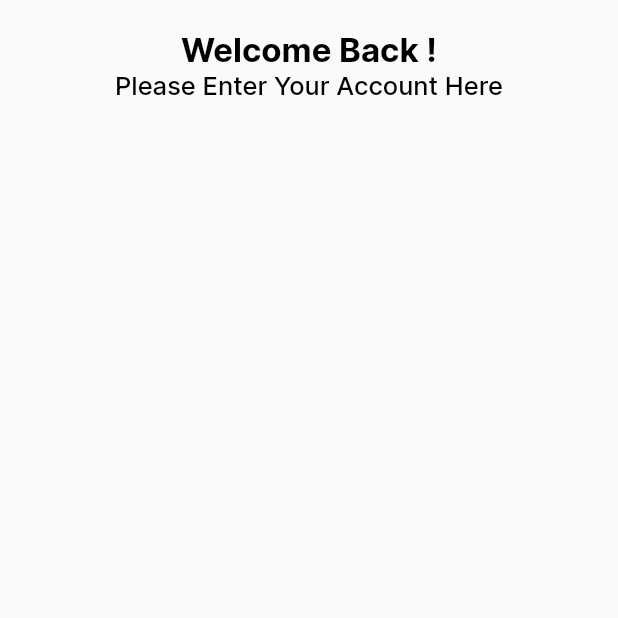
After one commit to mdmanik74/Flutter-Ecommerce, a Flutter app: the screen it shows after launch, after a tap on "Get Started", on a phone screen of 412 x 824 dp, the top half of it. The commit adds this screen. Run offline on Flutter 3.47's test engine with Material 2 defaults, Android fonts, the phone set to English and light mode, and no system bars.

Commit message:
food login page

```diff
--- /dev/null
+++ b/lib/view/sign_screen.dart
@@ -0,0 +1,38 @@
+import 'package:flutter/material.dart';
+
+class SignInScreen extends StatefulWidget {
+  const SignInScreen({Key? key}) : super(key: key);
+
+  @override
+  State<SignInScreen> createState() => _SignInScreenState();
+}
+
+class _SignInScreenState extends State<SignInScreen> {
+  @override
+  Widget build(BuildContext context) {
+    return SafeArea(
+        child: Scaffold(
+      body: SizedBox(
+        height: MediaQuery.of(context).size.height,
+        child: Center(
+          child: Padding(
+            padding: const EdgeInsets.all(20),
+            child: Column(
+              children: [
+                Expanded(
+                  child: Column(
+                    children: [
+                      Text('Welcome Back !',style: Theme.of(context).textTheme.displayLarge,),
+                      Text('Please Enter Your Account Here',style: Theme.of(context).textTheme.bodyLarge,)
+                    ],
+                  ),
+                ),
+
+              ],
+            ),
+          ),
+        ),
+      ),
+    ));
+  }
+}
--- a/lib/widget/custom_button.dart
+++ b/lib/widget/custom_button.dart
@@ -1,4 +1,5 @@
 import 'package:flutter/material.dart';
+import 'package:hello_world/view/sign_screen.dart';
 class CustomButton extends StatelessWidget {
   const CustomButton({Key? key}) : super(key: key);
 
@@ -13,7 +14,21 @@ class CustomButton extends StatelessWidget {
         color: Colors.lightBlue,
         borderRadius: BorderRadius.circular(30),
       ),
-      child: const Text(
+      child: InkWell(
+        child: const Text('Get Started', style: TextStyle(
+            color: Colors.white,
+            fontFamily: 'Inter',
+            fontWeight: FontWeight.w700,
+            fontSize: 16),), onTap: (){
+Navigator.push(context, MaterialPageRoute(builder: (context)=>const SignInScreen(),),);
+    },
+      )
+    );
+  }
+}
+
+/*
+const Text(
         'Get Started',
         style: TextStyle(
             color: Colors.white,
@@ -21,6 +36,4 @@ class CustomButton extends StatelessWidget {
             fontWeight: FontWeight.w700,
             fontSize: 16),
       ),
-    );
-  }
-}
+ */
```
Also changed, not shown: lib/view/start_screen.dart (+24 -12 lines), 1 other file.
